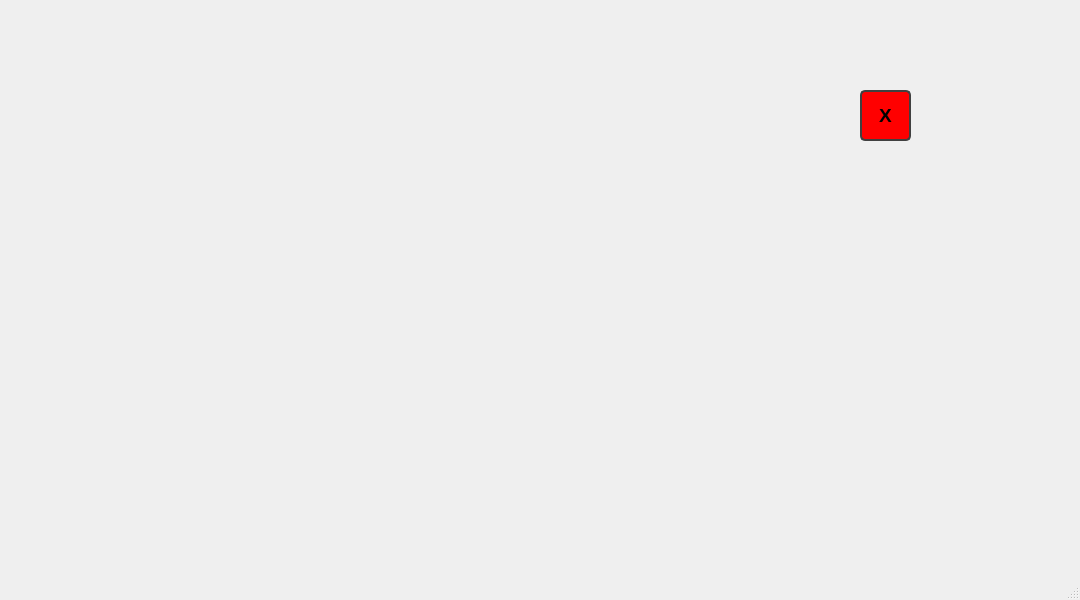
WenceslaoFB/InterfazAGV_QT, file mainwindow.ui: the form before one commit.
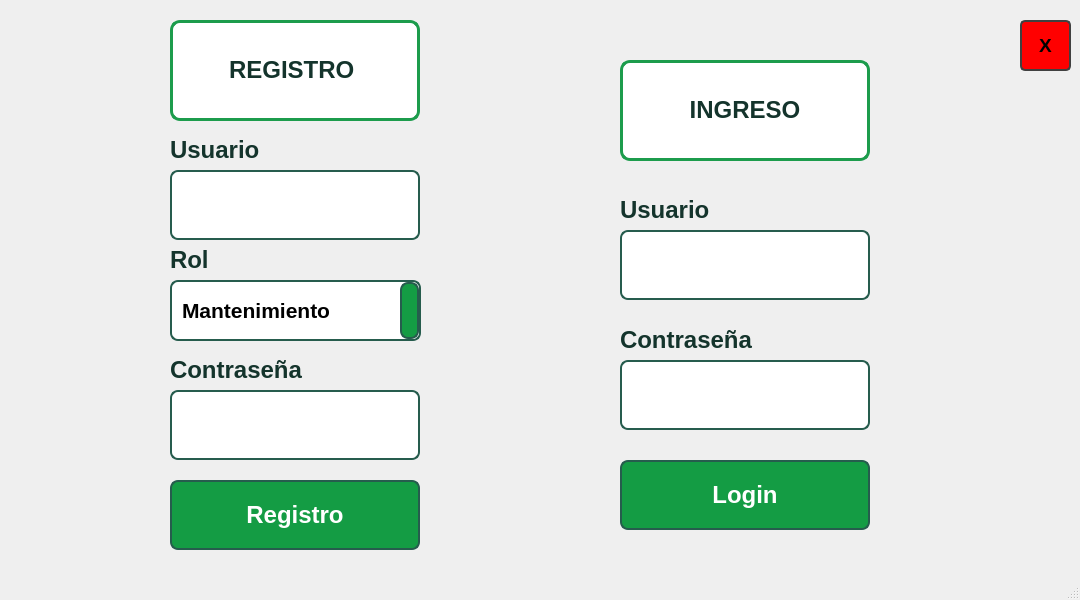
The form after the commit. The open tabs and pages were chosen to show the change.

The edit to the form file:
```diff
--- a/mainwindow.ui
+++ b/mainwindow.ui
@@ -2845,8 +2845,8 @@
      <widget class="QPushButton" name="back_but_LOGIN">
       <property name="geometry">
        <rect>
-        <x>850</x>
-        <y>90</y>
+        <x>1010</x>
+        <y>20</y>
         <width>51</width>
         <height>51</height>
        </rect>
@@ -2878,6 +2878,431 @@
        <string>X</string>
       </property>
      </widget>
+     <widget class="QPushButton" name="BUT_REG">
+      <property name="geometry">
+       <rect>
+        <x>160</x>
+        <y>480</y>
+        <width>250</width>
+        <height>70</height>
+       </rect>
+      </property>
+      <property name="font">
+       <font>
+        <pointsize>18</pointsize>
+        <bold>true</bold>
+       </font>
+      </property>
+      <property name="styleSheet">
+       <string notr="true">QPushButton {
+    /* Estilo inicial del botón */
+    background-color: #149c44;
+    border: 2px solid #265c4d;
+	color: white;
+    border-radius: 8px;
+    padding: 5px 10px;
+	font-weight: bold;
+}
+
+QPushButton:pressed {
+    /* Estilo del botón cuando está presionado */
+    background-color:  #265c4d;
+    border: 2px solid #265c4d;
+	color: white;
+}</string>
+      </property>
+      <property name="text">
+       <string>Registro</string>
+      </property>
+     </widget>
+     <widget class="QLabel" name="label_21">
+      <property name="geometry">
+       <rect>
+        <x>610</x>
+        <y>60</y>
+        <width>250</width>
+        <height>101</height>
+       </rect>
+      </property>
+      <property name="minimumSize">
+       <size>
+        <width>250</width>
+        <height>0</height>
+       </size>
+      </property>
+      <property name="maximumSize">
+       <size>
+        <width>300</width>
+        <height>500</height>
+       </size>
+      </property>
+      <property name="styleSheet">
+       <string notr="true">QLabel {
+    color: #14342c;
+    font-weight: bold;
+	border: 3px solid;
+	border-radius: 10px;
+	border-color:  #1c9c4c;
+	background-color:  white;
+}</string>
+      </property>
+      <property name="text">
+       <string>&lt;html&gt;&lt;head/&gt;&lt;body&gt;&lt;p align=&quot;center&quot;&gt;&lt;span style=&quot; font-size:18pt; color:#14342c;&quot;&gt;INGRESO&lt;/span&gt;&lt;/p&gt;&lt;/body&gt;&lt;/html&gt;</string>
+      </property>
+      <property name="textFormat">
+       <enum>Qt::RichText</enum>
+      </property>
+      <property name="alignment">
+       <set>Qt::AlignCenter</set>
+      </property>
+      <property name="wordWrap">
+       <bool>false</bool>
+      </property>
+      <property name="margin">
+       <number>0</number>
+      </property>
+     </widget>
+     <widget class="QLineEdit" name="LINE_REG_USER">
+      <property name="geometry">
+       <rect>
+        <x>160</x>
+        <y>170</y>
+        <width>250</width>
+        <height>70</height>
+       </rect>
+      </property>
+      <property name="font">
+       <font>
+        <pointsize>18</pointsize>
+        <bold>true</bold>
+       </font>
+      </property>
+      <property name="styleSheet">
+       <string notr="true">    background-color: white;
+    border: 2px solid #265c4d;
+	color: black;
+    border-radius: 8px;
+    padding: 5px 10px;
+	font-weight: bold;</string>
+      </property>
+      <property name="inputMethodHints">
+       <set>Qt::ImhDigitsOnly</set>
+      </property>
+      <property name="frame">
+       <bool>true</bool>
+      </property>
+     </widget>
+     <widget class="QLineEdit" name="LINE_REG_CONT">
+      <property name="geometry">
+       <rect>
+        <x>160</x>
+        <y>390</y>
+        <width>250</width>
+        <height>70</height>
+       </rect>
+      </property>
+      <property name="font">
+       <font>
+        <pointsize>18</pointsize>
+        <bold>true</bold>
+       </font>
+      </property>
+      <property name="styleSheet">
+       <string notr="true">    background-color: white;
+    border: 2px solid #265c4d;
+	color: black;
+    border-radius: 8px;
+    padding: 5px 10px;
+	font-weight: bold;</string>
+      </property>
+      <property name="inputMethodHints">
+       <set>Qt::ImhDigitsOnly|Qt::ImhHiddenText|Qt::ImhNoAutoUppercase|Qt::ImhNoPredictiveText|Qt::ImhSensitiveData</set>
+      </property>
+      <property name="frame">
+       <bool>true</bool>
+      </property>
+      <property name="echoMode">
+       <enum>QLineEdit::Password</enum>
+      </property>
+     </widget>
+     <widget class="QLineEdit" name="LINE_LOG_CONT">
+      <property name="geometry">
+       <rect>
+        <x>610</x>
+        <y>360</y>
+        <width>250</width>
+        <height>70</height>
+       </rect>
+      </property>
+      <property name="font">
+       <font>
+        <pointsize>18</pointsize>
+        <bold>true</bold>
+       </font>
+      </property>
+      <property name="styleSheet">
+       <string notr="true">    background-color: white;
+    border: 2px solid #265c4d;
+	color: black;
+    border-radius: 8px;
+    padding: 5px 10px;
+	font-weight: bold;</string>
+      </property>
+      <property name="inputMethodHints">
+       <set>Qt::ImhDigitsOnly|Qt::ImhHiddenText|Qt::ImhNoAutoUppercase|Qt::ImhNoPredictiveText|Qt::ImhSensitiveData</set>
+      </property>
+      <property name="frame">
+       <bool>true</bool>
+      </property>
+      <property name="echoMode">
+       <enum>QLineEdit::Password</enum>
+      </property>
+     </widget>
+     <widget class="QLabel" name="label_22">
+      <property name="geometry">
+       <rect>
+        <x>160</x>
+        <y>20</y>
+        <width>250</width>
+        <height>101</height>
+       </rect>
+      </property>
+      <property name="minimumSize">
+       <size>
+        <width>250</width>
+        <height>0</height>
+       </size>
+      </property>
+      <property name="maximumSize">
+       <size>
+        <width>300</width>
+        <height>500</height>
+       </size>
+      </property>
+      <property name="styleSheet">
+       <string notr="true">QLabel {
+    color: #14342c;
+    font-weight: bold;
+	border: 3px solid;
+	border-radius: 10px;
+	border-color:  #1c9c4c;
+	background-color:  white;
+}</string>
+      </property>
+      <property name="text">
+       <string>&lt;html&gt;&lt;head/&gt;&lt;body&gt;&lt;p align=&quot;center&quot;&gt;&lt;span style=&quot; font-size:18pt; color:#14342c;&quot;&gt;REGISTRO &lt;/span&gt;&lt;/p&gt;&lt;/body&gt;&lt;/html&gt;</string>
+      </property>
+      <property name="textFormat">
+       <enum>Qt::RichText</enum>
+      </property>
+      <property name="alignment">
+       <set>Qt::AlignCenter</set>
+      </property>
+      <property name="wordWrap">
+       <bool>false</bool>
+      </property>
+      <property name="margin">
+       <number>0</number>
+      </property>
+     </widget>
+     <widget class="QPushButton" name="BUT_LOG">
+      <property name="geometry">
+       <rect>
+        <x>610</x>
+        <y>460</y>
+        <width>250</width>
+        <height>70</height>
+       </rect>
+      </property>
+      <property name="font">
+       <font>
+        <pointsize>18</pointsize>
+        <bold>true</bold>
+       </font>
+      </property>
+      <property name="styleSheet">
+       <string notr="true">QPushButton {
+    /* Estilo inicial del botón */
+    background-color: #149c44;
+    border: 2px solid #265c4d;
+	color: white;
+    border-radius: 8px;
+    padding: 5px 10px;
+	font-weight: bold;
+}
+
+QPushButton:pressed {
+    /* Estilo del botón cuando está presionado */
+    background-color:  #265c4d;
+    border: 2px solid #265c4d;
+	color: white;
+}</string>
+      </property>
+      <property name="text">
+       <string>Login</string>
+      </property>
+     </widget>
+     <widget class="QLineEdit" name="LINE_LOG_USER">
+      <property name="geometry">
+       <rect>
+        <x>610</x>
+        <y>230</y>
+        <width>250</width>
+        <height>70</height>
+       </rect>
+      </property>
+      <property name="font">
+       <font>
+        <pointsize>18</pointsize>
+        <bold>true</bold>
+       </font>
+      </property>
+      <property name="styleSheet">
+       <string notr="true">    background-color: white;
+    border: 2px solid #265c4d;
+	color: black;
+    border-radius: 8px;
+    padding: 5px 10px;
+	font-weight: bold;</string>
+      </property>
+      <property name="inputMethodHints">
+       <set>Qt::ImhDigitsOnly</set>
+      </property>
+      <property name="frame">
+       <bool>true</bool>
+      </property>
+     </widget>
+     <widget class="QLabel" name="label_23">
+      <property name="geometry">
+       <rect>
+        <x>160</x>
+        <y>130</y>
+        <width>191</width>
+        <height>41</height>
+       </rect>
+      </property>
+      <property name="text">
+       <string>&lt;html&gt;&lt;head/&gt;&lt;body&gt;&lt;p&gt;&lt;span style=&quot; font-size:18pt; font-weight:700; color:#14342c;&quot;&gt;Usuario&lt;/span&gt;&lt;/p&gt;&lt;/body&gt;&lt;/html&gt;</string>
+      </property>
+     </widget>
+     <widget class="QLabel" name="label_24">
+      <property name="geometry">
+       <rect>
+        <x>160</x>
+        <y>350</y>
+        <width>211</width>
+        <height>41</height>
+       </rect>
+      </property>
+      <property name="text">
+       <string>&lt;html&gt;&lt;head/&gt;&lt;body&gt;&lt;p&gt;&lt;span style=&quot; font-size:18pt; font-weight:700; color:#14342c;&quot;&gt;Contraseña&lt;/span&gt;&lt;/p&gt;&lt;/body&gt;&lt;/html&gt;</string>
+      </property>
+     </widget>
+     <widget class="QLabel" name="label_25">
+      <property name="geometry">
+       <rect>
+        <x>610</x>
+        <y>190</y>
+        <width>191</width>
+        <height>41</height>
+       </rect>
+      </property>
+      <property name="text">
+       <string>&lt;html&gt;&lt;head/&gt;&lt;body&gt;&lt;p&gt;&lt;span style=&quot; font-size:18pt; font-weight:700; color:#14342c;&quot;&gt;Usuario&lt;/span&gt;&lt;/p&gt;&lt;/body&gt;&lt;/html&gt;</string>
+      </property>
+     </widget>
+     <widget class="QLabel" name="label_26">
+      <property name="geometry">
+       <rect>
+        <x>610</x>
+        <y>320</y>
+        <width>211</width>
+        <height>41</height>
+       </rect>
+      </property>
+      <property name="text">
+       <string>&lt;html&gt;&lt;head/&gt;&lt;body&gt;&lt;p&gt;&lt;span style=&quot; font-size:18pt; font-weight:700; color:#14342c;&quot;&gt;Contraseña&lt;/span&gt;&lt;/p&gt;&lt;/body&gt;&lt;/html&gt;</string>
+      </property>
+     </widget>
+     <widget class="QLabel" name="label_27">
+      <property name="geometry">
+       <rect>
+        <x>160</x>
+        <y>240</y>
+        <width>191</width>
+        <height>41</height>
+       </rect>
+      </property>
+      <property name="text">
+       <string>&lt;html&gt;&lt;head/&gt;&lt;body&gt;&lt;p&gt;&lt;span style=&quot; font-size:18pt; font-weight:700; color:#14342c;&quot;&gt;Rol&lt;/span&gt;&lt;/p&gt;&lt;/body&gt;&lt;/html&gt;</string>
+      </property>
+     </widget>
+     <widget class="QComboBox" name="comboBox_rol">
+      <property name="geometry">
+       <rect>
+        <x>160</x>
+        <y>280</y>
+        <width>251</width>
+        <height>61</height>
+       </rect>
+      </property>
+      <property name="font">
+       <font>
+        <pointsize>16</pointsize>
+        <bold>true</bold>
+       </font>
+      </property>
+      <property name="styleSheet">
+       <string notr="true"> QComboBox {
+    /* Estilo inicial del ComboBox */
+   background-color: white;
+    border: 2px solid #265c4d;
+	color: black;
+    border-radius: 8px;
+    padding: 5px 10px;
+	font-weight: bold;
+}
+
+QComboBox::drop-down {
+    /* Estilo del botón de despliegue */
+    background-color: #149c44;
+    border: 2px solid #265c4d;
+    border-radius: 8px;
+    width: 15px;
+}
+
+QComboBox::down-arrow {
+    /* Estilo de la flecha del ComboBox */
+    color: white;
+}
+
+QComboBox::drop-down:pressed {
+    /* Estilo del botón de despliegue cuando está presionado */
+    background-color: #265c4d;
+    border: 2px solid #265c4d;
+}
+
+QComboBox QAbstractItemView {
+    /* Estilo de la lista desplegable */
+   background-color: white;
+    border: 2px solid #265c4d;
+	color: black;
+    border-radius: 8px;
+    padding: 5px 10px;
+	font-weight: bold;
+}</string>
+      </property>
+      <item>
+       <property name="text">
+        <string>Mantenimiento</string>
+       </property>
+      </item>
+      <item>
+       <property name="text">
+        <string>Operario</string>
+       </property>
+      </item>
+     </widget>
     </widget>
     <widget class="QWidget" name="DATOS">
      <widget class="QPushButton" name="back_but_DATOS">
```
Left out of the diff: 75 changed lines with no effect on the pictures.
